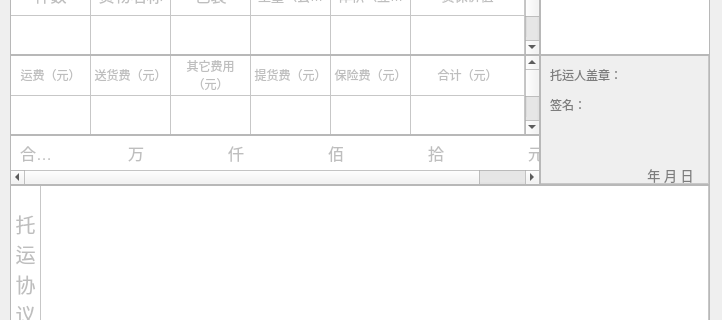
The window that Bill/ui/bill.ui (chent86/bill) describes before a commit, drawn with Qt 5; both pictures show x 0 to 722 and y 325 to 645 of the 722 by 750 pixel window.
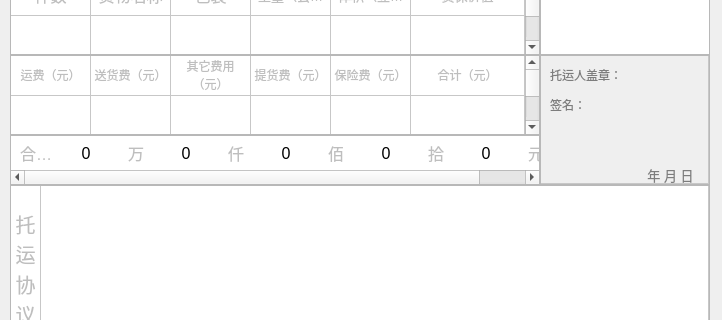
The same window after the commit.

```diff
--- a/Bill/ui/bill.ui
+++ b/Bill/ui/bill.ui
@@ -790,7 +790,7 @@
     </item>
     <item row="0" column="1">
      <property name="text">
-      <string/>
+      <string>0</string>
      </property>
      <property name="font">
       <font>
@@ -819,7 +819,7 @@
     </item>
     <item row="0" column="3">
      <property name="text">
-      <string/>
+      <string>0</string>
      </property>
      <property name="font">
       <font>
@@ -848,7 +848,7 @@
     </item>
     <item row="0" column="5">
      <property name="text">
-      <string/>
+      <string>0</string>
      </property>
      <property name="font">
       <font>
@@ -877,7 +877,7 @@
     </item>
     <item row="0" column="7">
      <property name="text">
-      <string/>
+      <string>0</string>
      </property>
      <property name="font">
       <font>
@@ -906,7 +906,7 @@
     </item>
     <item row="0" column="9">
      <property name="text">
-      <string/>
+      <string>0</string>
      </property>
      <property name="font">
       <font>
```
